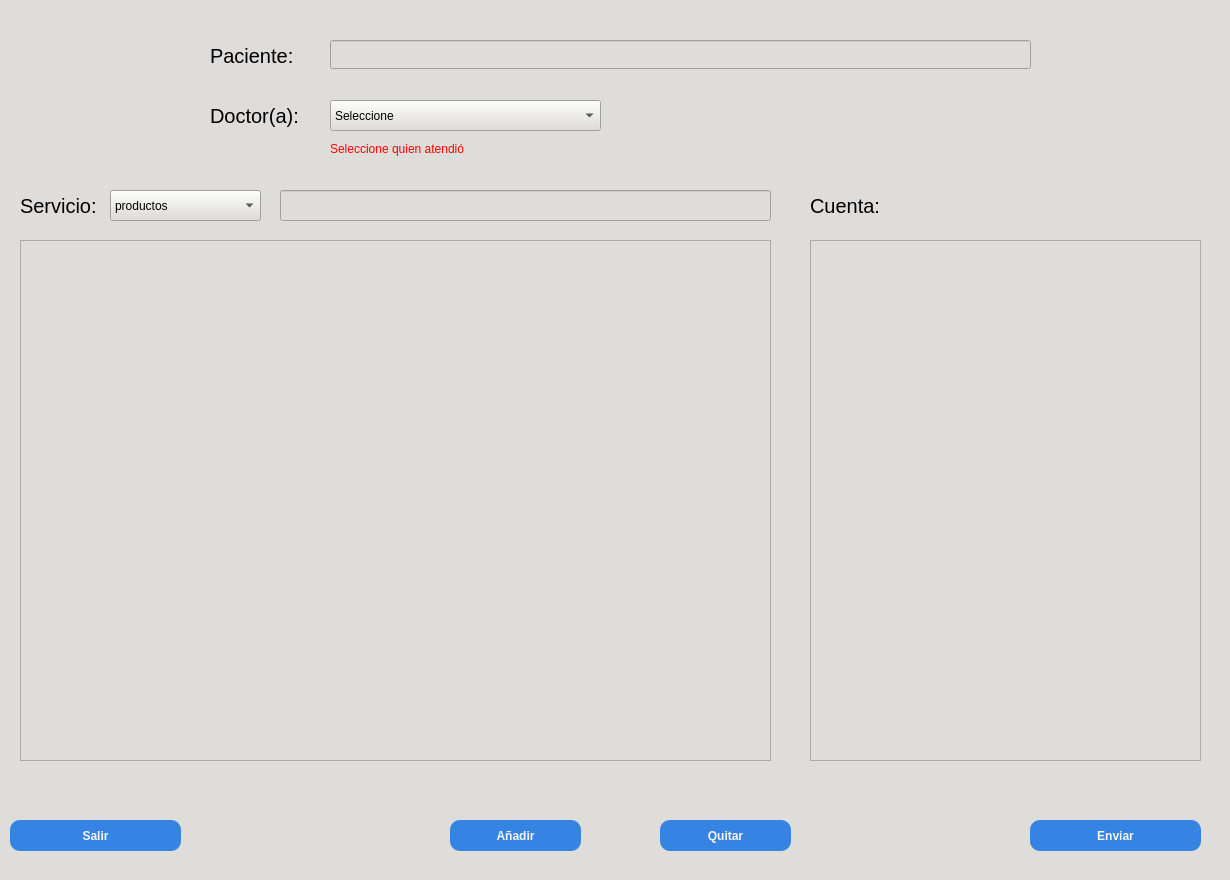
Qt form UI/main.ui (nssmelmsr/CentroVeterinario) before a commit.
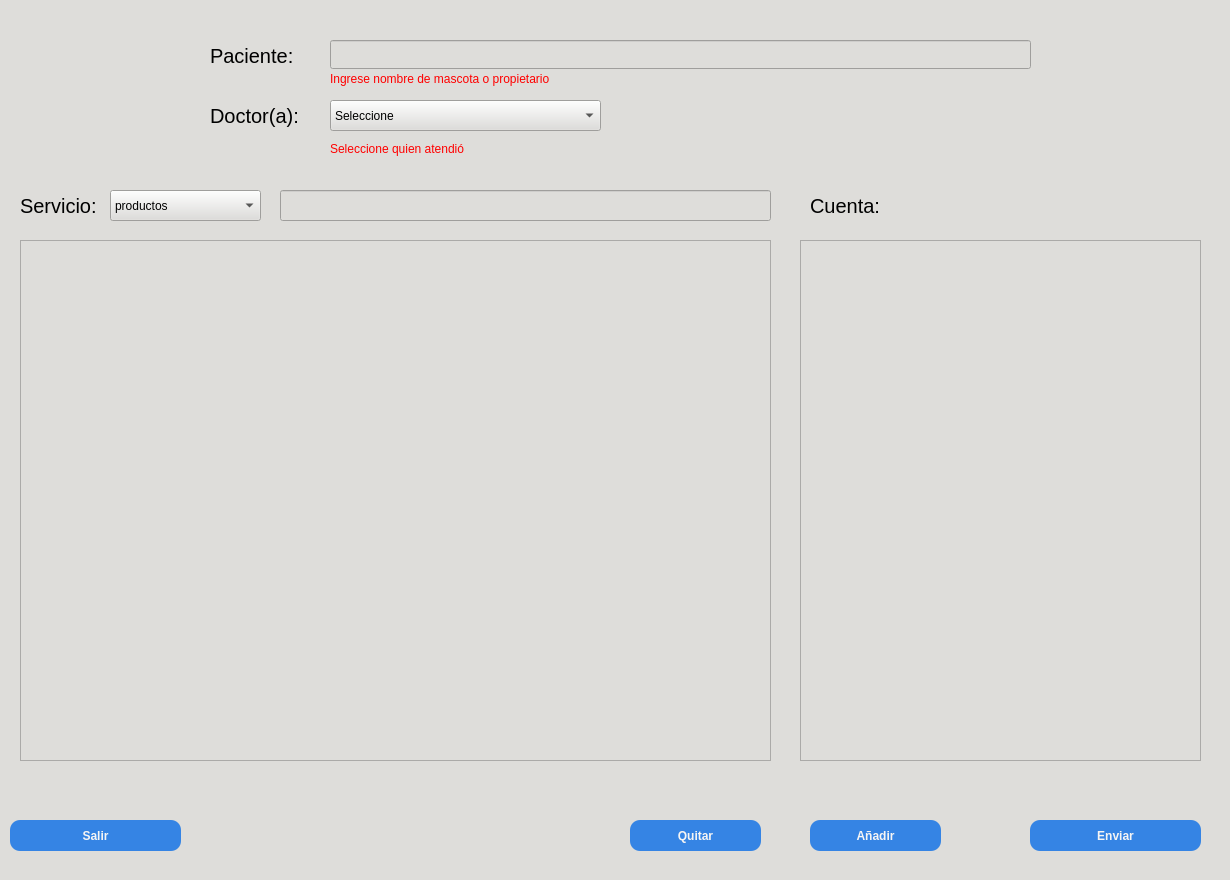
The same form after that commit. The open tabs and pages were chosen to show the change. Icons and pictures are not drawn.

What changed in the file:
```diff
--- a/UI/main.ui
+++ b/UI/main.ui
@@ -589,7 +589,7 @@
      <widget class="QPushButton" name="remove_btn">
       <property name="geometry">
        <rect>
-        <x>660</x>
+        <x>630</x>
         <y>820</y>
         <width>131</width>
         <height>31</height>
@@ -623,7 +623,7 @@
      <widget class="QPushButton" name="add_btn">
       <property name="geometry">
        <rect>
-        <x>450</x>
+        <x>810</x>
         <y>820</y>
         <width>131</width>
         <height>31</height>
@@ -705,19 +705,6 @@
        </property>
       </item>
      </widget>
-     <widget class="QTableView" name="table_cuenta">
-      <property name="geometry">
-       <rect>
-        <x>810</x>
-        <y>240</y>
-        <width>391</width>
-        <height>521</height>
-       </rect>
-      </property>
-      <property name="styleSheet">
-       <string notr="true">color:black;</string>
-      </property>
-     </widget>
      <widget class="QTableView" name="busca_cuenta">
       <property name="geometry">
        <rect>
@@ -791,6 +778,35 @@
        </property>
       </item>
      </widget>
+     <widget class="QLabel" name="wrong_pet">
+      <property name="geometry">
+       <rect>
+        <x>330</x>
+        <y>70</y>
+        <width>281</width>
+        <height>17</height>
+       </rect>
+      </property>
+      <property name="styleSheet">
+       <string notr="true">color:red</string>
+      </property>
+      <property name="text">
+       <string>Ingrese nombre de mascota o propietario</string>
+      </property>
+     </widget>
+     <widget class="QTableWidget" name="table_cuenta">
+      <property name="geometry">
+       <rect>
+        <x>800</x>
+        <y>240</y>
+        <width>401</width>
+        <height>521</height>
+       </rect>
+      </property>
+      <property name="styleSheet">
+       <string notr="true">color:black;</string>
+      </property>
+     </widget>
     </widget>
    </widget>
   </widget>
```
Left out of the diff: 2 changed lines with no effect on the pictures.
